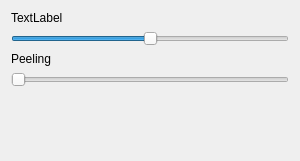
This is AdenitaCoreSE/form/SEAdenitaVisualModelProperties.ui in edellano/Adenita-SAMSON-Edition as Qt 5 draws it before an edit. The edited form follows.
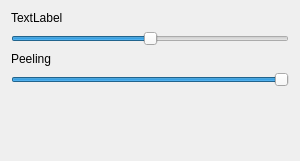
This is the edited form.

```diff
--- a/AdenitaCoreSE/form/SEAdenitaVisualModelProperties.ui
+++ b/AdenitaCoreSE/form/SEAdenitaVisualModelProperties.ui
@@ -51,6 +51,9 @@
      </item>
      <item row="3" column="0" colspan="2">
       <widget class="QSlider" name="hslPeeling">
+       <property name="value">
+        <number>99</number>
+       </property>
        <property name="orientation">
         <enum>Qt::Horizontal</enum>
        </property>
```
